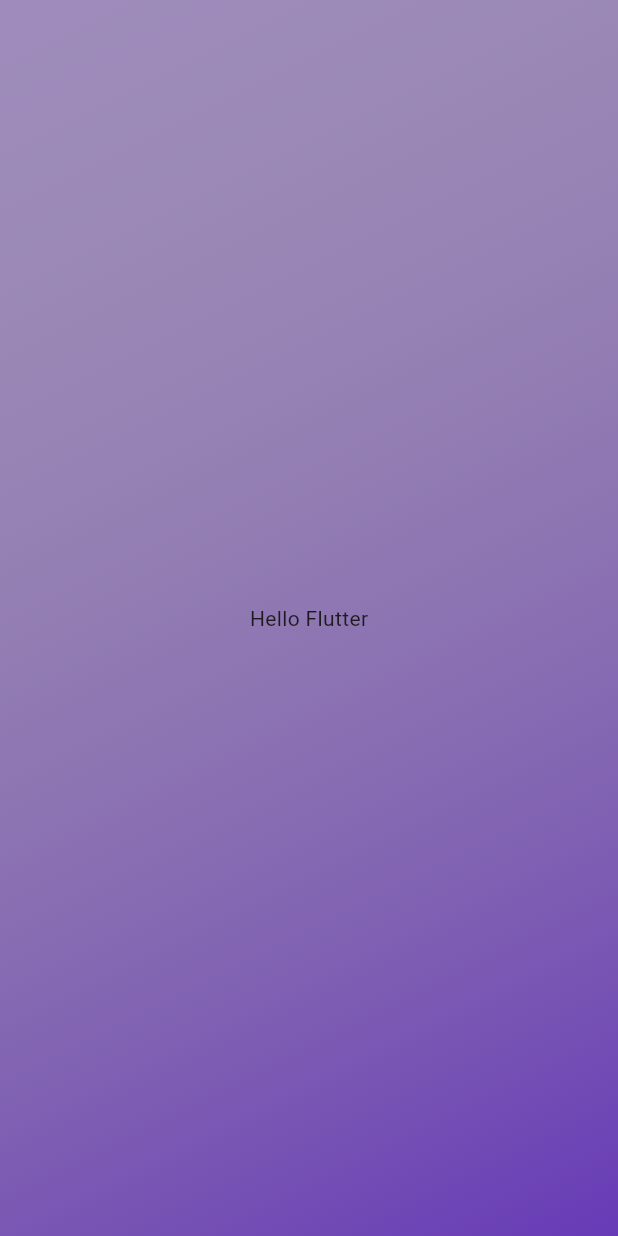
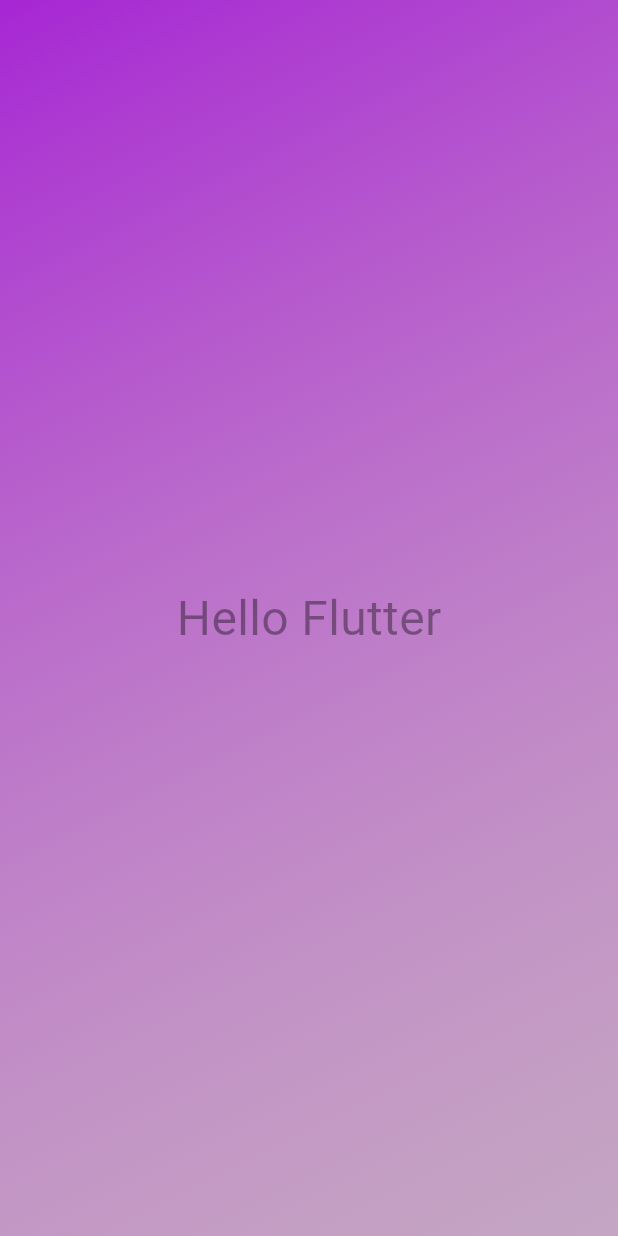
Before and after one commit to mxomasuku/flutter_playground, a Flutter app: the screen it shows after launch, on a phone screen of 412 x 824 dp. Run offline on Flutter 3.47's test engine with Material 3 defaults, Android fonts, the phone set to English and light mode, and no system bars.

Commit message:
Add Dynamic Color Values To Gradient Container

```diff
--- /dev/null
+++ b/lib/gradient_container.dart
@@ -0,0 +1,27 @@
+import 'package:flutter/material.dart';
+import 'package:flutter_playground/styled_text.dart';
+
+const startAlignment = Alignment.topLeft;
+// Alignment? startAlignment;
+const endAlignment = Alignment.bottomRight;
+
+class GradientContainer extends StatelessWidget {
+  //color as a named argument
+  const GradientContainer(this.color1, this.color2, {super.key});
+
+  final Color color1;
+  final Color color2;
+
+  @override
+  Widget build(BuildContext context) {
+    return Container(
+      decoration: BoxDecoration(
+          gradient: LinearGradient(
+        colors: [color1, color2],
+        begin: startAlignment,
+        end: endAlignment,
+      )),
+      child: Center(child: StyledText('Hello Flutter')),
+    );
+  }
+}
--- /dev/null
+++ b/lib/styled_text.dart
@@ -0,0 +1,13 @@
+import "package:flutter/material.dart";
+
+class StyledText extends StatelessWidget {
+  //text as a positional argument
+  StyledText(this.text, {super.key});
+
+  final String text;
+
+  @override
+  Widget build(BuildContext context) {
+    return Text(text, style: TextStyle(color: Colors.black38, fontSize: 32.0));
+  }
+}
```
Also changed, not shown: lib/main.dart (+3 -10 lines), 2 other files.
